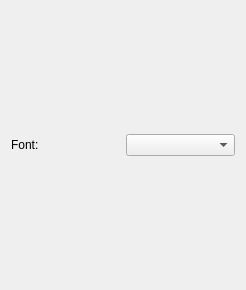
Adeel313/calligra, file plugins/formulashape/FormulaToolEditWidget.ui: the form before one commit.
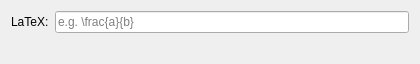
The form after the commit. Custom widgets are drawn as their Qt base class.

The edit to the form file:
```diff
--- a/plugins/formulashape/FormulaToolEditWidget.ui
+++ b/plugins/formulashape/FormulaToolEditWidget.ui
@@ -6,33 +6,47 @@
    <rect>
     <x>0</x>
     <y>0</y>
-    <width>246</width>
-    <height>290</height>
+    <width>420</width>
+    <height>52</height>
    </rect>
   </property>
-  <layout class="QHBoxLayout">
-   <item column="0">
-    <widget class="QLabel" name="label">
+  <layout class="QVBoxLayout" name="verticalLayout">
+   <item>
+    <layout class="QHBoxLayout" name="latexLayout">
+     <item>
+      <widget class="QLabel" name="label">
+       <property name="text">
+        <string>LaTeX:</string>
+       </property>
+       <property name="buddy">
+        <cstring>latexEdit</cstring>
+       </property>
+      </widget>
+     </item>
+     <item>
+      <widget class="QLineEdit" name="latexEdit">
+       <property name="minimumSize">
+        <size>
+         <width>120</width>
+         <height>0</height>
+        </size>
+       </property>
+       <property name="placeholderText">
+        <string>e.g. \frac{a}{b}</string>
+       </property>
+      </widget>
+     </item>
+    </layout>
+   </item>
+   <item>
+    <widget class="QLabel" name="errorLabel">
      <property name="text">
-      <string>Font:</string>
-     </property>
-     <property name="buddy">
-      <cstring>fontComboBox</cstring>
+      <string/>
      </property>
     </widget>
    </item>
-   <item  column="1">
-    <widget class="KoFontComboBox" name="fontComboBox" />
-   </item>
   </layout>
  </widget>
- <customwidgets>
-  <customwidget>
-   <class>KoFontComboBox</class>
-   <extends>QComboBox</extends>
-   <header>KoFontComboBox.h</header>
-  </customwidget>
- </customwidgets>
  <resources/>
  <connections/>
 </ui>
```
